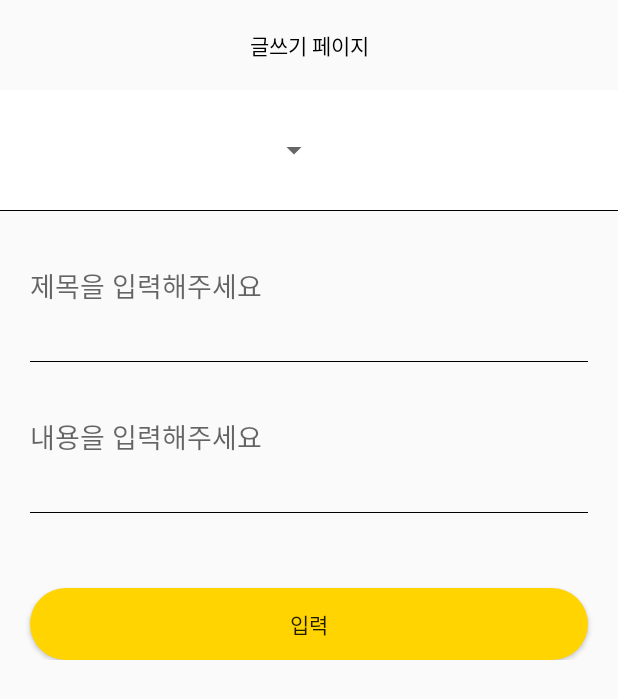
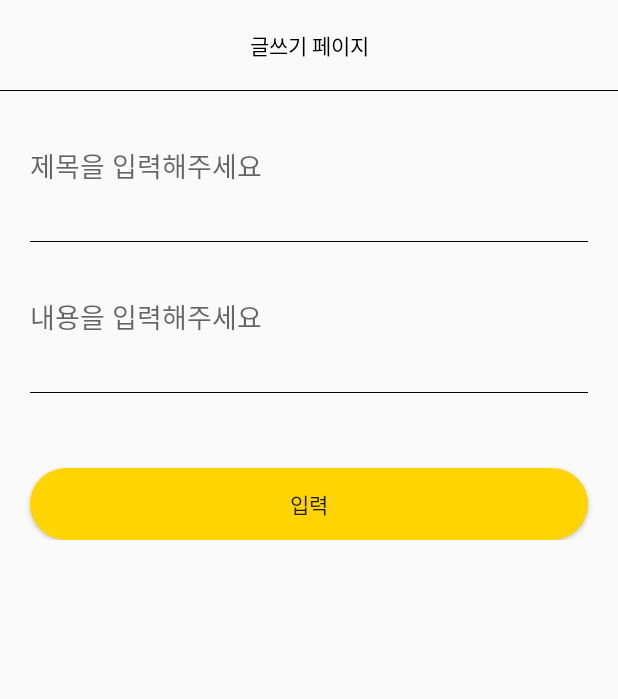
Before and after one commit to 2384320/Board, an Android app: the layout activity_board_write.xml on its own in the app's theme, with its tools: preview values and no code run, on a phone screen of 412 x 824 dp. Shown: the top 699 px of the screen. Run offline under Robolectric (Android 15) with nearby library versions, the phone set to English and light mode, and no system bars.

Commit message:
DB category 추가 / board write 카테고리제거 / home title 출력

```diff
--- a/app/src/main/java/com/dongyang/mysolelife/boardDaily/BoardDailyModel.kt
+++ b/app/src/main/java/com/dongyang/mysolelife/boardDaily/BoardDailyModel.kt
@@ -3,6 +3,7 @@ package com.dongyang.mysolelife.boardDaily
 data class BoardDailyModel(
     val title : String?,
     val content : String?,
+    val category: String?,
     val time : String?,
     val uid : String?,
     val img_url : String?
--- a/app/src/main/java/com/dongyang/mysolelife/fragments/BoardDailyFragment.kt
+++ b/app/src/main/java/com/dongyang/mysolelife/fragments/BoardDailyFragment.kt
@@ -80,10 +80,11 @@ class BoardDailyFragment : Fragment() {
                 // 임의 값  받아온거 파씽해주면 가능
                 val title="1"
                 val content="1"
+                val category="1"
                 val time="1"
                 val uid="a"
 
-                datas.add(BoardDailyModel(title,content,uid,time,img_url))
+                datas.add(BoardDailyModel(title,content,category,uid,time,img_url))
 
                 i++
             }
--- a/app/src/main/res/layout/activity_board_write.xml
+++ b/app/src/main/res/layout/activity_board_write.xml
@@ -31,19 +31,6 @@
                         android:textColor="@color/black"
                         android:gravity="center"/>
 
-                </LinearLayout>
-
-                <LinearLayout
-                    android:layout_width="match_parent"
-                    android:layout_height="wrap_content"
-                    android:background="@color/white">
-
-                    <Spinner
-                        android:id="@+id/spinner"
-                        android:layout_margin="20dp"
-                        android:layout_width="200dp"
-                        android:layout_height="40dp"
-                        android:spinnerMode="dropdown" />
                 </LinearLayout>
 
                 <LinearLayout
--- a/app/src/main/res/layout/fragment_home.xml
+++ b/app/src/main/res/layout/fragment_home.xml
@@ -156,19 +156,19 @@
                     android:orientation="vertical">
 
                     <TextView
-                        android:text="board1"
+                        android:id="@+id/board1"
                         android:layout_width="wrap_content"
                         android:layout_margin="10dp"
                         android:layout_height="wrap_content"/>
 
                     <TextView
-                        android:text="board1"
+                        android:id="@+id/board2"
                         android:layout_margin="10dp"
                         android:layout_width="wrap_content"
                         android:layout_height="wrap_content"/>
 
                     <TextView
-                        android:text="board1"
+                        android:id="@+id/board3"
                         android:layout_margin="10dp"
                         android:layout_width="wrap_content"
                         android:layout_height="wrap_content"/>
```
Also changed, not shown: app/src/main/java/com/dongyang/mysolelife/board/BoardWriteActivity.kt (+9 -4 lines), app/src/main/java/com/dongyang/mysolelife/boardDaily/BoardDailyWriteActivity.kt (+19 -6 lines), app/src/main/java/com/dongyang/mysolelife/fragments/HomeFragment.kt (+59 -0 lines).
